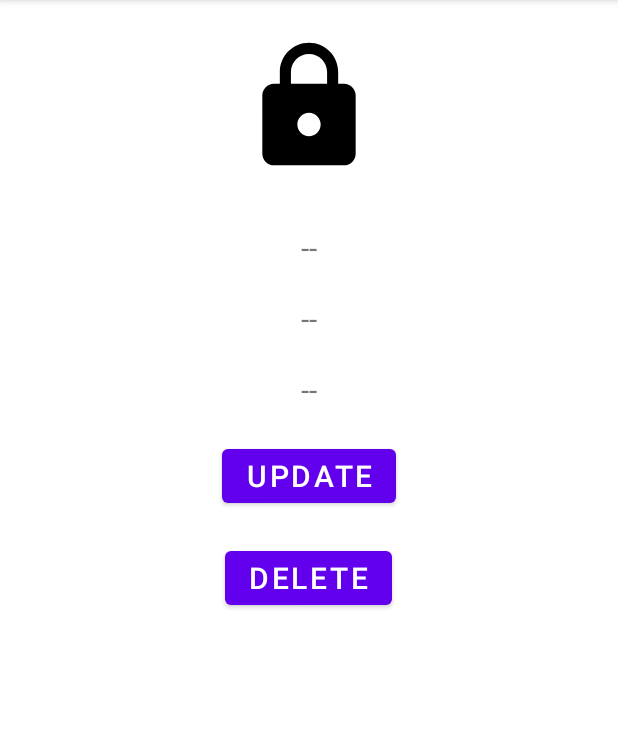
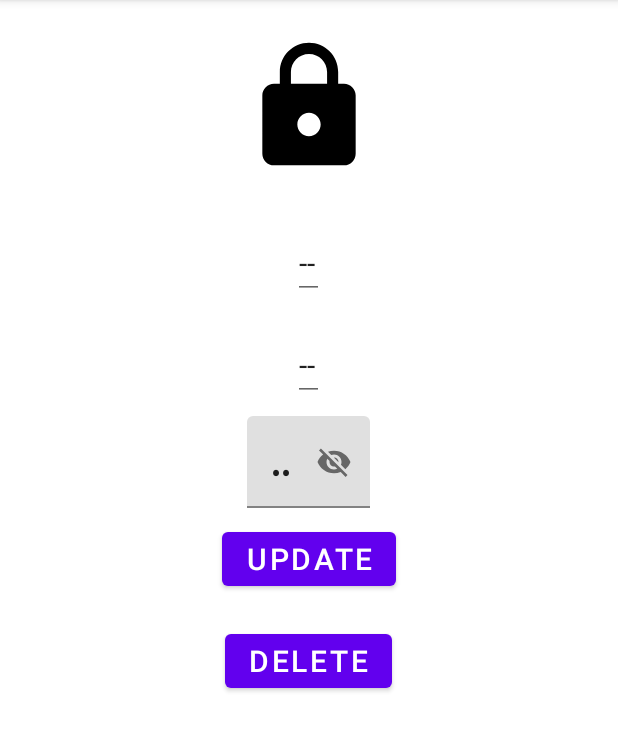
Before and after one commit to ugursnr/PasswordKeeper-AndoridApp-Kotlin, an Android app: the PasswordShowerFragment screen opened through its navigation route, on a phone screen of 412 x 824 dp, the part 84-836 px from its top. Run offline under Robolectric (Android 15) with nearby library versions, the phone set to English and light mode, and no system bars; our stand-ins replace Room's generated code; 4 statements that could not run were skipped.

```diff
--- a/app/src/main/java/com/ugurrsnr/passwordkeeper/database/UserInfoDao.kt
+++ b/app/src/main/java/com/ugurrsnr/passwordkeeper/database/UserInfoDao.kt
@@ -18,7 +18,7 @@ interface UserInfoDao {
     @Delete
     fun deleteSingleInfo(userInformation: UserInformations)
 
-    @Update
+    @Update()
     fun updateInfo(userInformation: UserInformations)
 
     @Query("select * from informations order by informationId ASC")
@@ -27,6 +27,7 @@ interface UserInfoDao {
     @Query("select*from informations where informationId = :infoUUID")
     fun getSingleInfo(infoUUID : Int) : List<UserInformations>
 
-
+    @Query("update informations set userID = :newID, websiteName = :newWebsiteName, userPassword = :newUserPassword where informationId = :infoUUID")
+    fun updateSingleInfo(infoUUID : Int, newID : String,newWebsiteName:String, newUserPassword:String)
 
 }
--- a/app/src/main/java/com/ugurrsnr/passwordkeeper/model/UserInformations.kt
+++ b/app/src/main/java/com/ugurrsnr/passwordkeeper/model/UserInformations.kt
@@ -6,7 +6,6 @@ import androidx.room.PrimaryKey
 
 @Entity(tableName = "informations")
 data class UserInformations(
-
 
     @ColumnInfo(name = "websiteName")
     val websiteName : String,
@@ -21,4 +20,5 @@ data class UserInformations(
     @PrimaryKey(autoGenerate = true)
     var informationId: Int = 0
 
+
 }
--- a/app/src/main/java/com/ugurrsnr/passwordkeeper/repo/InformationRepository.kt
+++ b/app/src/main/java/com/ugurrsnr/passwordkeeper/repo/InformationRepository.kt
@@ -26,6 +26,9 @@ class InformationRepository(private val userDao : UserInfoDao) {
         return userDao.getSingleInfo(infoUUID)
 
     }
+    fun updateSingleInfo(infoUUID : Int, newID : String,newWebsiteName:String, newUserPassword:String){
+        userDao.updateSingleInfo(infoUUID, newID ,newWebsiteName, newUserPassword)
+    }
 
 
 
--- a/app/src/main/java/com/ugurrsnr/passwordkeeper/view/HomeFragment.kt
+++ b/app/src/main/java/com/ugurrsnr/passwordkeeper/view/HomeFragment.kt
@@ -42,7 +42,6 @@ class HomeFragment : Fragment() {
         return binding.root
     }
 
-
     override fun onViewCreated(view: View, savedInstanceState: Bundle?) {
         super.onViewCreated(view, savedInstanceState)
 
@@ -64,26 +63,6 @@ class HomeFragment : Fragment() {
 
     }
 
-    //Long Click Menu
-    override fun registerForContextMenu(view: View) {
-        super.registerForContextMenu(view)
-    }
-
-    override fun onCreateContextMenu(
-        menu: ContextMenu,
-        v: View,
-        menuInfo: ContextMenu.ContextMenuInfo?
-    ) {
-        MenuInflater(context).inflate(R.menu.long_click_menu,menu)
-        super.onCreateContextMenu(menu, v, menuInfo)
-    }
-
-    override fun onContextItemSelected(item: MenuItem): Boolean {
-        return super.onContextItemSelected(item)
-
-    }
-    //Long Click Menu
-
     //Options Menu
     override fun onCreateOptionsMenu(menu: Menu, inflater: MenuInflater) {
         val menuInflater = inflater
@@ -101,6 +80,7 @@ class HomeFragment : Fragment() {
         return super.onOptionsItemSelected(item)
     }
     //Options Menu
+
     override fun onDestroyView() {
         super.onDestroyView()
         _binding = null
--- a/app/src/main/java/com/ugurrsnr/passwordkeeper/view/MainActivity.kt
+++ b/app/src/main/java/com/ugurrsnr/passwordkeeper/view/MainActivity.kt
@@ -11,7 +11,6 @@ class MainActivity : AppCompatActivity() {
         super.onCreate(savedInstanceState)
         setContentView(R.layout.activity_main)
 
-
     }
 
 
--- a/app/src/main/java/com/ugurrsnr/passwordkeeper/view/PasswordAddingFragment.kt
+++ b/app/src/main/java/com/ugurrsnr/passwordkeeper/view/PasswordAddingFragment.kt
@@ -45,7 +45,6 @@ class PasswordAddingFragment : Fragment() {
 
         viewModel = ViewModelProvider(this).get(InformationViewModel::class.java)
 
-
         binding.saveButton.setOnClickListener{
 
             userPasswordInput = binding.userPasswordInput.text.toString()
@@ -60,9 +59,7 @@ class PasswordAddingFragment : Fragment() {
             Navigation.findNavController(it).navigate(actionToHome)
 
         }
-
     }
-
 
     override fun onDestroyView() {
         super.onDestroyView()
--- a/app/src/main/java/com/ugurrsnr/passwordkeeper/view/PasswordShowerFragment.kt
+++ b/app/src/main/java/com/ugurrsnr/passwordkeeper/view/PasswordShowerFragment.kt
@@ -1,13 +1,17 @@
 package com.ugurrsnr.passwordkeeper.view
 
 import android.os.Bundle
+import android.text.Editable
 import androidx.fragment.app.Fragment
 import android.view.LayoutInflater
 import android.view.View
 import android.view.ViewGroup
+import android.widget.EditText
+import android.widget.Toast
 import androidx.lifecycle.Observer
 import androidx.lifecycle.ViewModel
 import androidx.lifecycle.ViewModelProvider
+import androidx.navigation.Navigation
 import com.ugurrsnr.passwordkeeper.R
 import com.ugurrsnr.passwordkeeper.databinding.FragmentHomeBinding
 import com.ugurrsnr.passwordkeeper.databinding.FragmentPasswordShowerBinding
@@ -23,9 +27,11 @@ class PasswordShowerFragment : Fragment() {
     private var userWebsiteFromDB : String ="--"
     private var userPasswordFromDB : String ="--"
     private var informationUUID : Int = -1
-
+    private lateinit var currentUser : UserInformations
     private lateinit var viewModel : InformationViewModel
-
+    private lateinit var idShowerTV :EditText
+    private lateinit var passwordShowerTV : EditText
+    private lateinit var websiteShowerTV : EditText
 
     override fun onCreate(savedInstanceState: Bundle?) {
         super.onCreate(savedInstanceState)
@@ -54,29 +60,39 @@ class PasswordShowerFragment : Fragment() {
         //observe the output and get the information as list and show the informations on ui
         liveDataObserver()
 
+        binding.deleteButton.setOnClickListener{
+            viewModel.informationDelete(currentUser)
+            val actionToHome = PasswordShowerFragmentDirections.actionPasswordShowerFragmentToHomeFragment()
+            Navigation.findNavController(it).navigate(actionToHome)
+        }
+        binding.updateButton.setOnClickListener {
+            val newID : String = binding.idShowerTV.text.toString()
+            val newPassword : String = binding.passwordShowerTV.text.toString()
+            val newWebsite : String = binding.websiteShowerTV.text.toString()
+
+            val updatedUser = UserInformations(newWebsite,newID,newPassword)
+
+            viewModel.singleInformationUpdate(currentUser.informationId,newID,newWebsite,newPassword)
+            Toast.makeText(context,"Succesfully updated...",Toast.LENGTH_LONG).show()
+
+            val actionToHome = PasswordShowerFragmentDirections.actionPasswordShowerFragmentToHomeFragment()
+            Navigation.findNavController(it).navigate(actionToHome)
+        }
+
     }
 
-
-    override fun onDestroyView() {
-        super.onDestroyView()
-        _binding = null
-    }
 
     private fun argumentsGetter(){
         arguments?.let {
             informationUUID = PasswordShowerFragmentArgs.fromBundle(it).informationUUID
         }
-        println(informationUUID) //Test
-
-
-
     }
 
-    private fun informationShower(id : String, password : String, website : String){ //düzenlenecek
+    private fun informationShower(id : String, password : String, website : String){
         binding.apply {
-            idShowerTV.text = id
-            passwordShowerTV.text = password
-            websiteShowerTV.text = website
+            idShowerTV.setText(id)
+            passwordShowerTV.setText(password)
+            websiteShowerTV.setText(website)
 
         }
     }
@@ -84,6 +100,7 @@ class PasswordShowerFragment : Fragment() {
     private fun liveDataObserver(){
         viewModel.singleInformation.observe(viewLifecycleOwner, Observer{
             it?.let {
+                currentUser = it[0]
                 userIDFromDB = it[0].userId
                 userPasswordFromDB = it[0].userPassword
                 userWebsiteFromDB = it[0].websiteName
@@ -94,5 +111,9 @@ class PasswordShowerFragment : Fragment() {
 
     }
 
+    override fun onDestroyView() {
+        super.onDestroyView()
+        _binding = null
+    }
 
 }
--- a/app/src/main/java/com/ugurrsnr/passwordkeeper/viewmodel/InformationViewModel.kt
+++ b/app/src/main/java/com/ugurrsnr/passwordkeeper/viewmodel/InformationViewModel.kt
@@ -37,14 +37,16 @@ class InformationViewModel(application: Application) : AndroidViewModel(applicat
     fun informationDelete(userInformation: UserInformations) = CoroutineScope(Dispatchers.IO).launch {
         userInfoRepository.deleteSingleInfo(userInformation)
     }
+    fun singleInformationUpdate(infoUUID : Int, newID : String,newWebsiteName:String, newUserPassword:String) = CoroutineScope(Dispatchers.IO).launch {
+        userInfoRepository.updateSingleInfo(infoUUID, newID ,newWebsiteName, newUserPassword)
+    }
+
     fun informationRead(infoUUID : Int) = CoroutineScope(Dispatchers.IO).launch{
         val tempList = userInfoRepository.readSingleInfo(infoUUID)
 
         withContext(Dispatchers.Main){
             singleInformation.value = tempList
-
         }
-
     }
 
 
--- /dev/null
+++ b/app/src/main/res/drawable/ic_baseline_visibility_24.xml
@@ -0,0 +1,5 @@
+<vector android:height="24dp" android:tint="#000000"
+    android:viewportHeight="24" android:viewportWidth="24"
+    android:width="24dp" xmlns:android="http://schemas.android.com/apk/res/android">
+    <path android:fillColor="@android:color/white" android:pathData="M12,4.5C7,4.5 2.73,7.61 1,12c1.73,4.39 6,7.5 11,7.5s9.27,-3.11 11,-7.5c-1.73,-4.39 -6,-7.5 -11,-7.5zM12,17c-2.76,0 -5,-2.24 -5,-5s2.24,-5 5,-5 5,2.24 5,5 -2.24,5 -5,5zM12,9c-1.66,0 -3,1.34 -3,3s1.34,3 3,3 3,-1.34 3,-3 -1.34,-3 -3,-3z"/>
+</vector>
--- /dev/null
+++ b/app/src/main/res/drawable/ic_baseline_visibility_off_24.xml
@@ -0,0 +1,5 @@
+<vector android:height="24dp" android:tint="#000000"
+    android:viewportHeight="24" android:viewportWidth="24"
+    android:width="24dp" xmlns:android="http://schemas.android.com/apk/res/android">
+    <path android:fillColor="@android:color/white" android:pathData="M12,7c2.76,0 5,2.24 5,5 0,0.65 -0.13,1.26 -0.36,1.83l2.92,2.92c1.51,-1.26 2.7,-2.89 3.43,-4.75 -1.73,-4.39 -6,-7.5 -11,-7.5 -1.4,0 -2.74,0.25 -3.98,0.7l2.16,2.16C10.74,7.13 11.35,7 12,7zM2,4.27l2.28,2.28 0.46,0.46C3.08,8.3 1.78,10.02 1,12c1.73,4.39 6,7.5 11,7.5 1.55,0 3.03,-0.3 4.38,-0.84l0.42,0.42L19.73,22 21,20.73 3.27,3 2,4.27zM7.53,9.8l1.55,1.55c-0.05,0.21 -0.08,0.43 -0.08,0.65 0,1.66 1.34,3 3,3 0.22,0 0.44,-0.03 0.65,-0.08l1.55,1.55c-0.67,0.33 -1.41,0.53 -2.2,0.53 -2.76,0 -5,-2.24 -5,-5 0,-0.79 0.2,-1.53 0.53,-2.2zM11.84,9.02l3.15,3.15 0.02,-0.16c0,-1.66 -1.34,-3 -3,-3l-0.17,0.01z"/>
+</vector>
--- /dev/null
+++ b/app/src/main/res/drawable/show_password_selector.xml
@@ -0,0 +1,6 @@
+<?xml version="1.0" encoding="utf-8"?>
+<selector xmlns:android="http://schemas.android.com/apk/res/android">
+    <item android:drawable="@drawable/ic_baseline_visibility_24" android:state_checked="true" />
+    <item android:drawable="@drawable/ic_baseline_visibility_off_24" />
+
+</selector>
--- a/app/src/main/res/layout/fragment_password_shower.xml
+++ b/app/src/main/res/layout/fragment_password_shower.xml
@@ -1,9 +1,9 @@
 <?xml version="1.0" encoding="utf-8"?>
-<LinearLayout
-    xmlns:android="http://schemas.android.com/apk/res/android"
+<LinearLayout xmlns:android="http://schemas.android.com/apk/res/android"
     xmlns:tools="http://schemas.android.com/tools"
     android:layout_width="match_parent"
     android:layout_height="match_parent"
+    xmlns:app="http://schemas.android.com/apk/res-auto"
     tools:context=".view.PasswordShowerFragment"
     android:orientation="vertical">
 
@@ -16,7 +16,7 @@
         android:layout_gravity="center"
         android:layout_margin="20dp"
         />
-    <TextView
+    <EditText
         android:id="@+id/websiteShowerTV"
         android:layout_width="wrap_content"
         android:layout_height="wrap_content"
@@ -25,7 +25,7 @@
         android:textSize="20sp"
         android:layout_margin="10dp"
         />
-    <TextView
+    <EditText
         android:id="@+id/idShowerTV"
         android:layout_width="wrap_content"
         android:layout_height="wrap_content"
@@ -34,15 +34,27 @@
         android:textSize="20sp"
         android:layout_margin="10dp"
         />
-    <TextView
-        android:id="@+id/passwordShowerTV"
+
+    <com.google.android.material.textfield.TextInputLayout
+        android:id="@+id/noMatter"
+        android:layout_height="wrap_content"
         android:layout_width="wrap_content"
-        android:layout_height="wrap_content"
-        android:text="@string/your_password"
+        app:passwordToggleEnabled="true"
+        app:passwordToggleDrawable="@drawable/show_password_selector"
+        android:textColorHint="@color/grey"
         android:layout_gravity="center"
-        android:textSize="20sp"
-        android:layout_margin="10dp"
-        />
+        >
+        <androidx.appcompat.widget.AppCompatEditText
+            android:id="@+id/passwordShowerTV"
+            android:layout_width="wrap_content"
+            android:layout_height="match_parent"
+            android:imeOptions="actionNext"
+            android:text="@string/your_password"
+            android:layout_gravity="center"
+            android:inputType="textPassword"
+            android:textSize="20sp"/>
+
+    </com.google.android.material.textfield.TextInputLayout>
     <Button
         android:id="@+id/updateButton"
         android:layout_width="wrap_content"
@@ -63,4 +75,6 @@
         />
 
 
+
+
 </LinearLayout>
--- a/app/src/main/res/navigation/nav_graph.xml
+++ b/app/src/main/res/navigation/nav_graph.xml
@@ -27,6 +27,7 @@
         <action
             android:id="@+id/action_passwordAddingFragment_to_homeFragment"
             app:destination="@id/homeFragment"
+            app:popUpToInclusive = "false"
             />
     </fragment>
     <fragment
@@ -36,7 +37,8 @@
         tools:layout="@layout/fragment_password_shower" >
         <action
             android:id="@+id/action_passwordShowerFragment_to_homeFragment"
-            app:destination="@id/homeFragment" />
+            app:destination="@id/homeFragment"
+            />
         <argument
             android:name="userID"
             app:argType="string"
--- a/app/src/main/res/values/colors.xml
+++ b/app/src/main/res/values/colors.xml
@@ -7,4 +7,5 @@
     <color name="teal_700">#FF018786</color>
     <color name="black">#FF000000</color>
     <color name="white">#FFFFFFFF</color>
+    <color name="grey">#656363</color>
 </resources>
```
